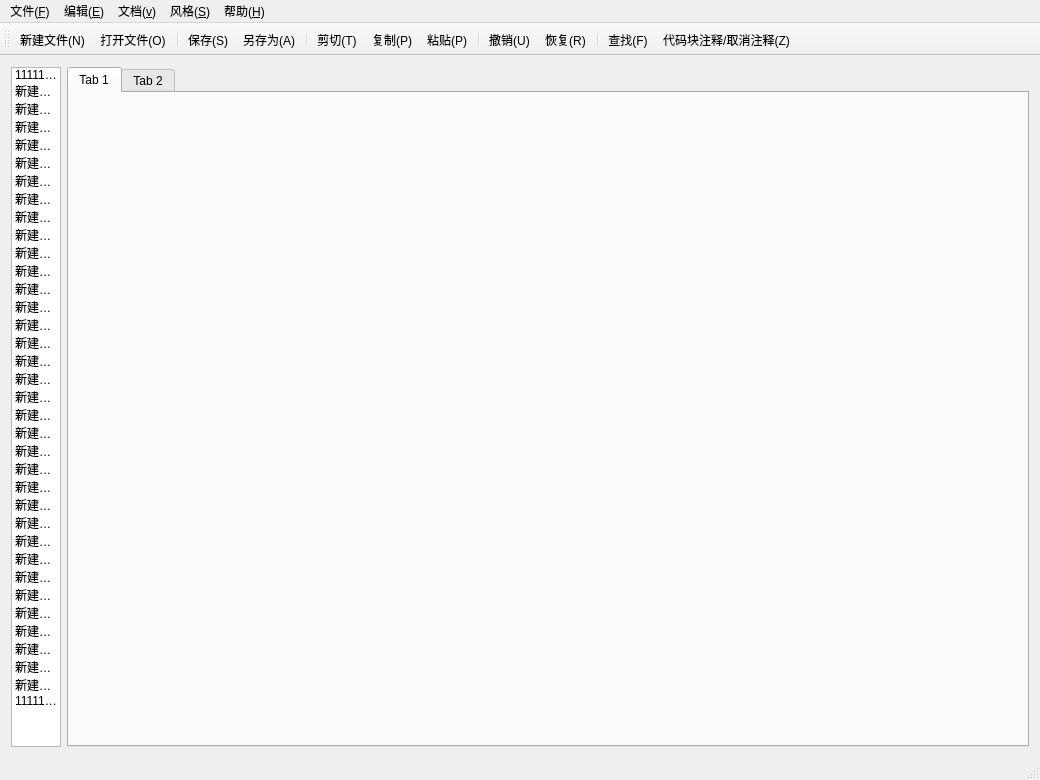
The window that Shaderpad/mainwindow.ui (ZeusYang/Shaderpad--plusplus) describes before a commit, drawn with Qt 5.
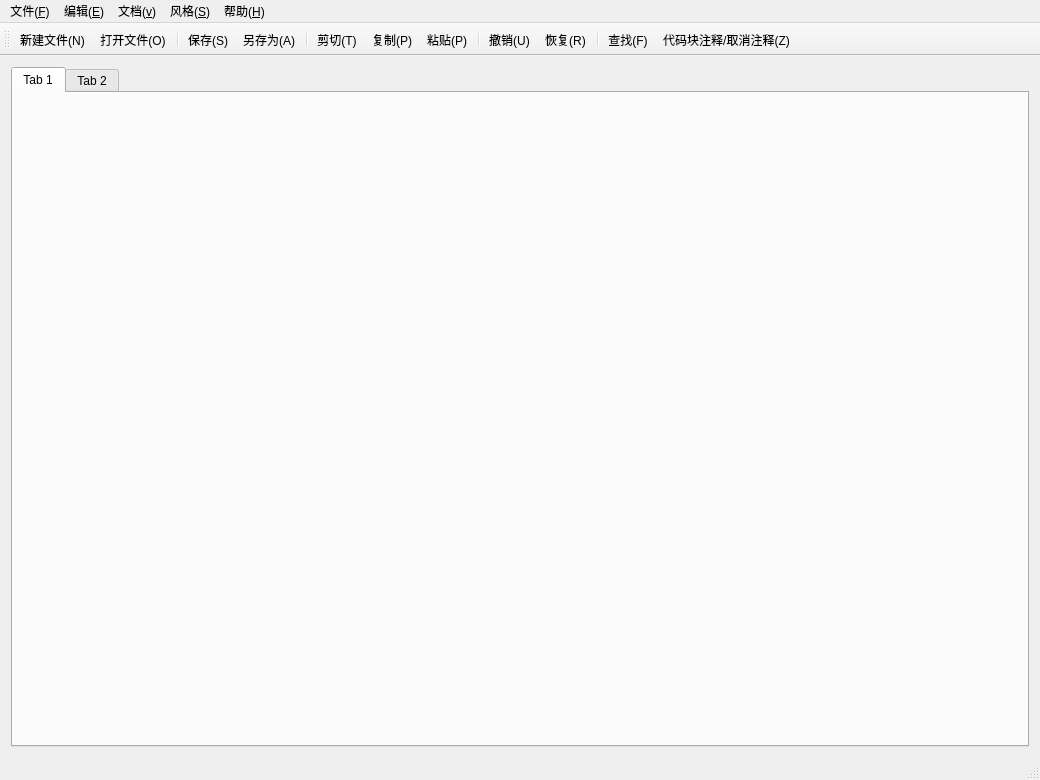
The same window after the commit. Icons and pictures are not drawn.

```diff
--- a/Shaderpad/mainwindow.ui
+++ b/Shaderpad/mainwindow.ui
@@ -25,220 +25,6 @@
   <widget class="QWidget" name="centralWidget">
    <layout class="QGridLayout" name="gridLayout">
     <item row="0" column="0">
-     <widget class="QListWidget" name="listWidget">
-      <property name="sizePolicy">
-       <sizepolicy hsizetype="Minimum" vsizetype="Expanding">
-        <horstretch>0</horstretch>
-        <verstretch>0</verstretch>
-       </sizepolicy>
-      </property>
-      <property name="minimumSize">
-       <size>
-        <width>50</width>
-        <height>0</height>
-       </size>
-      </property>
-      <property name="maximumSize">
-       <size>
-        <width>50</width>
-        <height>16777215</height>
-       </size>
-      </property>
-      <property name="frameShadow">
-       <enum>QFrame::Plain</enum>
-      </property>
-      <property name="verticalScrollBarPolicy">
-       <enum>Qt::ScrollBarAlwaysOff</enum>
-      </property>
-      <property name="horizontalScrollBarPolicy">
-       <enum>Qt::ScrollBarAlwaysOff</enum>
-      </property>
-      <property name="isWrapping" stdset="0">
-       <bool>false</bool>
-      </property>
-      <item>
-       <property name="text">
-        <string>111111111111111</string>
-       </property>
-      </item>
-      <item>
-       <property name="text">
-        <string>新建项目</string>
-       </property>
-      </item>
-      <item>
-       <property name="text">
-        <string>新建项目</string>
-       </property>
-      </item>
-      <item>
-       <property name="text">
-        <string>新建项目</string>
-       </property>
-      </item>
-      <item>
-       <property name="text">
-        <string>新建项目</string>
-       </property>
-      </item>
-      <item>
-       <property name="text">
-        <string>新建项目</string>
-       </property>
-      </item>
-      <item>
-       <property name="text">
-        <string>新建项目</string>
-       </property>
-      </item>
-      <item>
-       <property name="text">
-        <string>新建项目</string>
-       </property>
-      </item>
-      <item>
-       <property name="text">
-        <string>新建项目</string>
-       </property>
-      </item>
-      <item>
-       <property name="text">
-        <string>新建项目</string>
-       </property>
-      </item>
-      <item>
-       <property name="text">
-        <string>新建项目</string>
-       </property>
-      </item>
-      <item>
-       <property name="text">
-        <string>新建项目</string>
-       </property>
-      </item>
-      <item>
-       <property name="text">
-        <string>新建项目</string>
-       </property>
-      </item>
-      <item>
-       <property name="text">
-        <string>新建项目</string>
-       </property>
-      </item>
-      <item>
-       <property name="text">
-        <string>新建项目</string>
-       </property>
-      </item>
-      <item>
-       <property name="text">
-        <string>新建项目</string>
-       </property>
-      </item>
-      <item>
-       <property name="text">
-        <string>新建项目</string>
-       </property>
-      </item>
-      <item>
-       <property name="text">
-        <string>新建项目</string>
-       </property>
-      </item>
-      <item>
-       <property name="text">
-        <string>新建项目</string>
-       </property>
-      </item>
-      <item>
-       <property name="text">
-        <string>新建项目</string>
-       </property>
-      </item>
-      <item>
-       <property name="text">
-        <string>新建项目</string>
-       </property>
-      </item>
-      <item>
-       <property name="text">
-        <string>新建项目</string>
-       </property>
-      </item>
-      <item>
-       <property name="text">
-        <string>新建项目</string>
-       </property>
-      </item>
-      <item>
-       <property name="text">
-        <string>新建项目</string>
-       </property>
-      </item>
-      <item>
-       <property name="text">
-        <string>新建项目</string>
-       </property>
-      </item>
-      <item>
-       <property name="text">
-        <string>新建项目</string>
-       </property>
-      </item>
-      <item>
-       <property name="text">
-        <string>新建项目</string>
-       </property>
-      </item>
-      <item>
-       <property name="text">
-        <string>新建项目</string>
-       </property>
-      </item>
-      <item>
-       <property name="text">
-        <string>新建项目</string>
-       </property>
-      </item>
-      <item>
-       <property name="text">
-        <string>新建项目</string>
-       </property>
-      </item>
-      <item>
-       <property name="text">
-        <string>新建项目</string>
-       </property>
-      </item>
-      <item>
-       <property name="text">
-        <string>新建项目</string>
-       </property>
-      </item>
-      <item>
-       <property name="text">
-        <string>新建项目</string>
-       </property>
-      </item>
-      <item>
-       <property name="text">
-        <string>新建项目</string>
-       </property>
-      </item>
-      <item>
-       <property name="text">
-        <string>新建项目</string>
-       </property>
-      </item>
-      <item>
-       <property name="text">
-        <string>1111111111</string>
-       </property>
-      </item>
-     </widget>
-    </item>
-    <item row="0" column="1">
      <widget class="QSplitter" name="splitter">
       <property name="orientation">
        <enum>Qt::Horizontal</enum>
```
